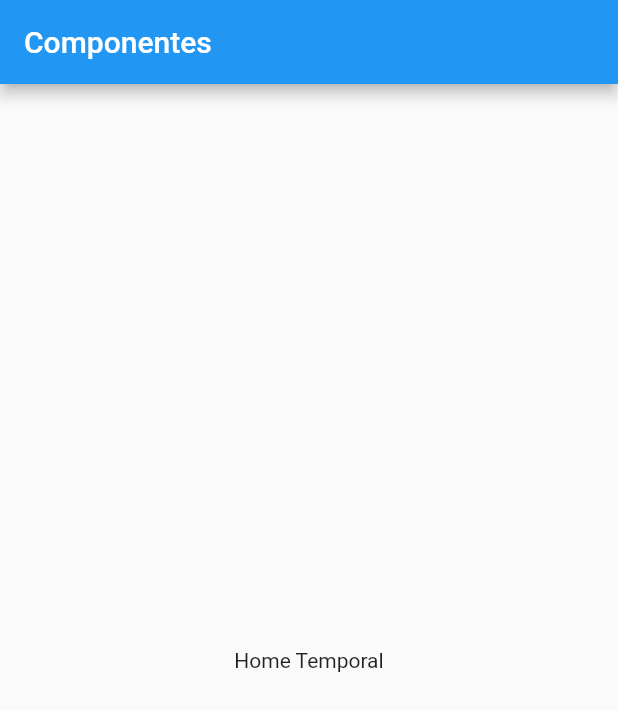
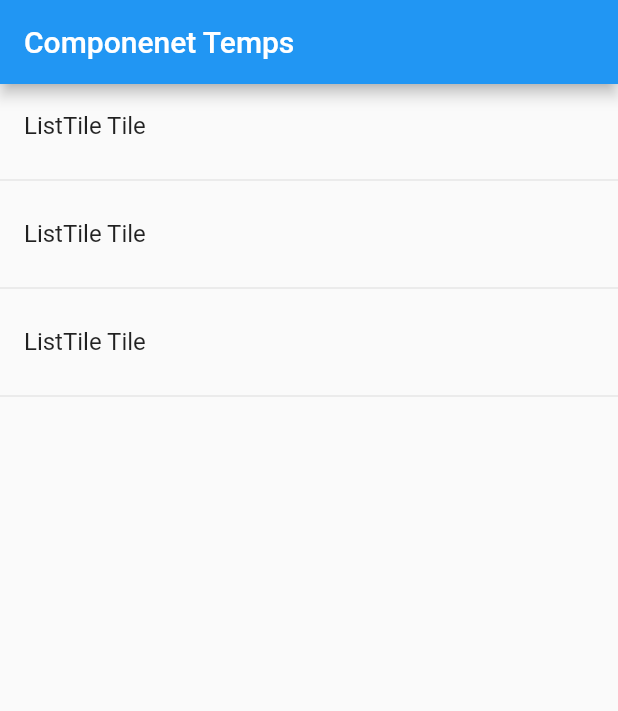
Before and after one commit to albaulab/Componentes-en-Flutter, a Flutter app: the screen it shows after launch, on a phone screen of 412 x 824 dp. Shown: the top 711 px of the screen. Run offline on Flutter 3.47's test engine with Material 2 defaults, Android fonts, the phone set to English and light mode, and no system bars.

Commit message:
testing the listview widget

```diff
--- a/lib/main.dart
+++ b/lib/main.dart
@@ -7,13 +7,8 @@ class MyApp extends StatelessWidget {
   @override
   Widget build(BuildContext context) {
     return MaterialApp(
-      title: 'Componenetes',
-      debugShowCheckedModeBanner: false,
-      home: Scaffold(
-          appBar: AppBar(
-            title: Text('Componentes'),
-          ),
-          body: HomePagesTemps()),
-    );
+        title: 'Componenetes',
+        debugShowCheckedModeBanner: false,
+        home: HomePagesTemps());
   }
 }
--- a/lib/src/pages/home_temp.dart
+++ b/lib/src/pages/home_temp.dart
@@ -1,10 +1,29 @@
 import 'package:flutter/cupertino.dart';
+import 'package:flutter/material.dart';
 
 class HomePagesTemps extends StatelessWidget {
   @override
   Widget build(BuildContext context) {
-    return Center(
-      child: Text("Home Temporal"),
+    return Scaffold(
+      appBar: AppBar(
+        title: Text("Componenet Temps"),
+      ),
+      body: ListView(
+        children: <Widget>[
+          ListTile(
+            title: Text('ListTile Tile'),
+          ),
+          Divider(),
+          ListTile(
+            title: Text('ListTile Tile'),
+          ),
+          Divider(),
+          ListTile(
+            title: Text('ListTile Tile'),
+          ),
+          Divider(),
+        ],
+      ),
     );
   }
 }
```
